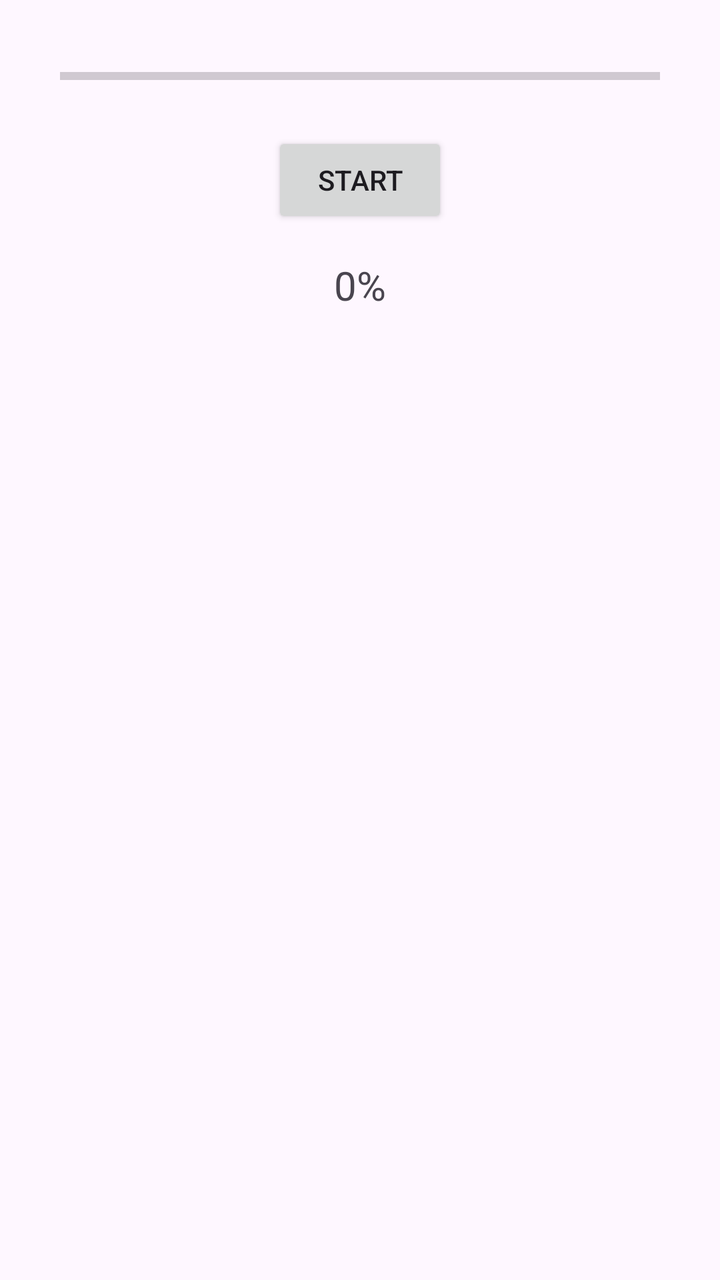
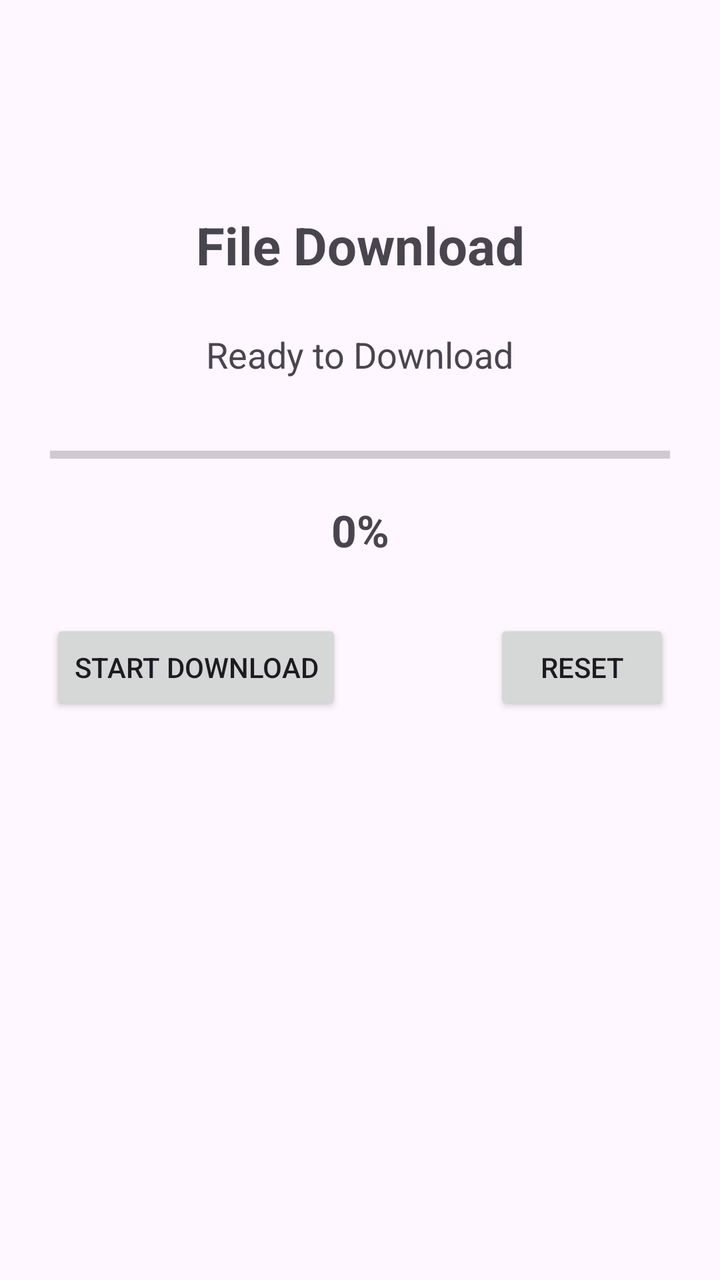

Screens rendered from an Android XML layout before and after an edit, with the pre-edit source and the edit as a unified diff.
<!-- AndroidManifest.xml: application theme Theme.Practical2108 -->
<!-- res/layout/progress_bar.xml -->
<?xml version="1.0" encoding="utf-8"?>
<androidx.constraintlayout.widget.ConstraintLayout
    xmlns:android="http://schemas.android.com/apk/res/android"
    xmlns:app="http://schemas.android.com/apk/res-auto"
    xmlns:tools="http://schemas.android.com/tools"
    android:layout_width="match_parent"
    android:layout_height="match_parent"
    tools:context=".MainActivity">

    <ProgressBar
        android:id="@+id/progressBar"
        style="?android:attr/progressBarStyleHorizontal"
        android:layout_width="0dp"
        android:layout_height="wrap_content"
        android:max="100"
        android:progress="0"
        android:layout_margin="30dp"
        app:layout_constraintTop_toTopOf="parent"
        app:layout_constraintStart_toStartOf="parent"
        app:layout_constraintEnd_toEndOf="parent" />

    <Button
        android:id="@+id/btnStart"
        android:layout_width="wrap_content"
        android:layout_height="wrap_content"
        android:text="Start"
        app:layout_constraintTop_toBottomOf="@id/progressBar"
        app:layout_constraintStart_toStartOf="parent"
        app:layout_constraintEnd_toEndOf="parent"
        android:layout_marginTop="20dp" />

    <TextView
        android:id="@+id/txtProgress"
        android:layout_width="wrap_content"
        android:layout_height="wrap_content"
        android:text="0%"
        android:textSize="20sp"
        app:layout_constraintTop_toBottomOf="@id/btnStart"
        app:layout_constraintStart_toStartOf="parent"
        app:layout_constraintEnd_toEndOf="parent"
        android:layout_marginTop="15dp" />

</androidx.constraintlayout.widget.ConstraintLayout>
<!-- resources referenced by this layout -->
<resources>
  <style name="Theme.Practical2108" parent="Base.Theme.Practical2108" />
  <style name="Base.Theme.Practical2108" parent="Theme.Material3.DayNight.NoActionBar">
          
          
      </style>
</resources>

<!-- the commit's change to res/layout/progress_bar.xml (unified diff, before → after) -->
@@ -5,7 +5,31 @@
     xmlns:tools="http://schemas.android.com/tools"
     android:layout_width="match_parent"
     android:layout_height="match_parent"
-    tools:context=".MainActivity">
+    android:padding="25dp"
+    tools:context=".ProgressBar">
+
+    <TextView
+        android:id="@+id/txtTitle"
+        android:layout_width="wrap_content"
+        android:layout_height="wrap_content"
+        android:text="File Download"
+        android:textSize="26sp"
+        android:textStyle="bold"
+        app:layout_constraintTop_toTopOf="parent"
+        app:layout_constraintStart_toStartOf="parent"
+        app:layout_constraintEnd_toEndOf="parent"
+        android:layout_marginTop="80dp" />
+
+    <TextView
+        android:id="@+id/txtStatus"
+        android:layout_width="wrap_content"
+        android:layout_height="wrap_content"
+        android:text="Ready to Download"
+        android:textSize="18sp"
+        app:layout_constraintTop_toBottomOf="@id/txtTitle"
+        app:layout_constraintStart_toStartOf="parent"
+        app:layout_constraintEnd_toEndOf="parent"
+        android:layout_marginTop="25dp" />
 
     <ProgressBar
         android:id="@+id/progressBar"
@@ -14,30 +38,41 @@
         android:layout_height="wrap_content"
         android:max="100"
         android:progress="0"
-        android:layout_margin="30dp"
-        app:layout_constraintTop_toTopOf="parent"
-        app:layout_constraintStart_toStartOf="parent"
-        app:layout_constraintEnd_toEndOf="parent" />
-
-    <Button
-        android:id="@+id/btnStart"
-        android:layout_width="wrap_content"
-        android:layout_height="wrap_content"
-        android:text="Start"
-        app:layout_constraintTop_toBottomOf="@id/progressBar"
+        app:layout_constraintTop_toBottomOf="@id/txtStatus"
         app:layout_constraintStart_toStartOf="parent"
         app:layout_constraintEnd_toEndOf="parent"
-        android:layout_marginTop="20dp" />
+        android:layout_marginTop="30dp" />
 
     <TextView
         android:id="@+id/txtProgress"
         android:layout_width="wrap_content"
         android:layout_height="wrap_content"
         android:text="0%"
-        android:textSize="20sp"
-        app:layout_constraintTop_toBottomOf="@id/btnStart"
+        android:textSize="22sp"
+        android:textStyle="bold"
+        app:layout_constraintTop_toBottomOf="@id/progressBar"
         app:layout_constraintStart_toStartOf="parent"
         app:layout_constraintEnd_toEndOf="parent"
         android:layout_marginTop="15dp" />
 
+    <Button
+        android:id="@+id/btnStart"
+        android:layout_width="wrap_content"
+        android:layout_height="wrap_content"
+        android:text="Start Download"
+        app:layout_constraintTop_toBottomOf="@id/txtProgress"
+        app:layout_constraintStart_toStartOf="parent"
+        android:layout_marginTop="30dp"
+        android:layout_marginEnd="10dp" />
+
+    <Button
+        android:id="@+id/btnReset"
+        android:layout_width="wrap_content"
+        android:layout_height="wrap_content"
+        android:text="Reset"
+        app:layout_constraintTop_toBottomOf="@id/txtProgress"
+        app:layout_constraintEnd_toEndOf="parent"
+        android:layout_marginTop="30dp"
+        android:layout_marginStart="10dp" />
+
 </androidx.constraintlayout.widget.ConstraintLayout>
